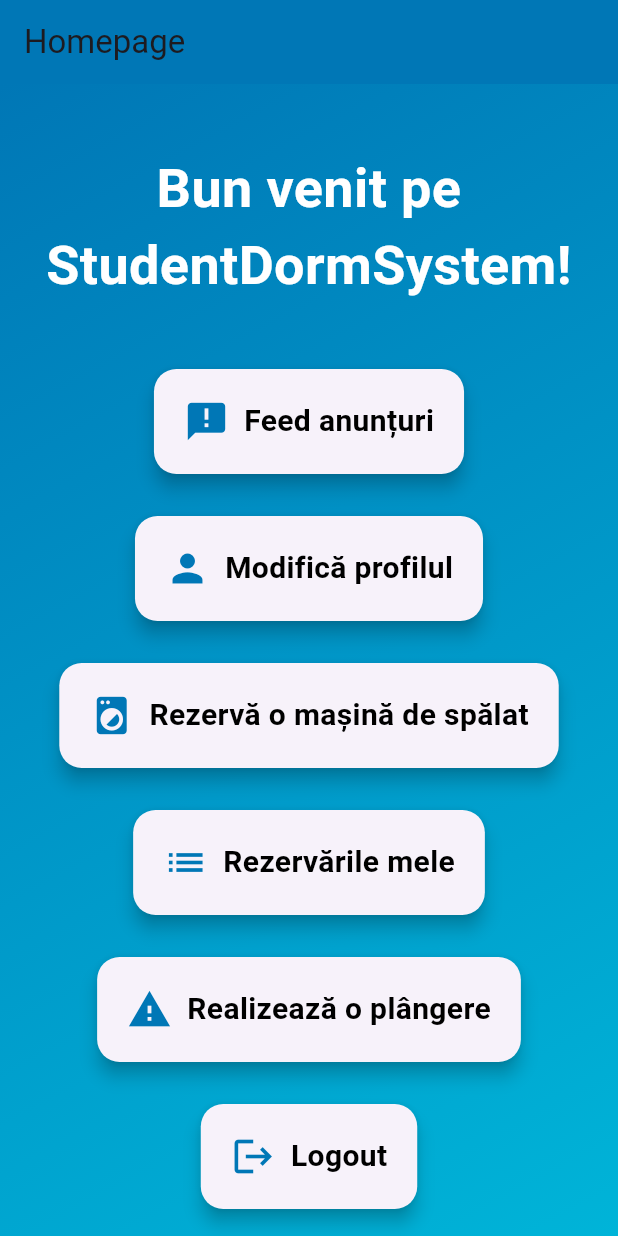
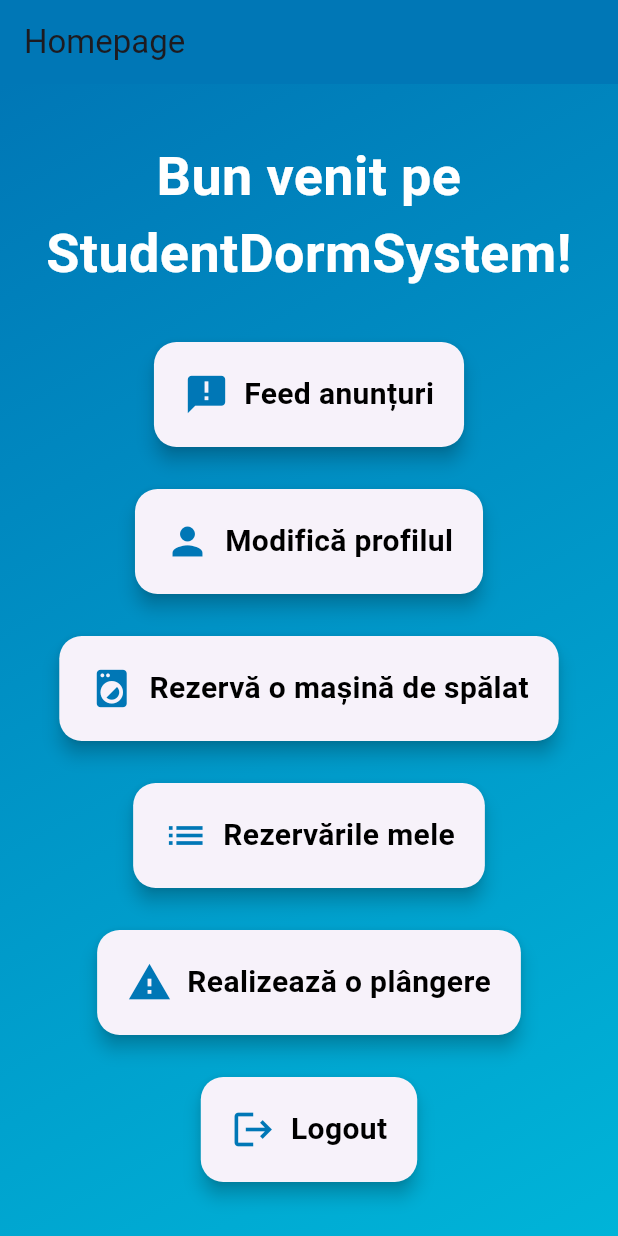
Before and after one commit to adelin232/StudentDormFrontend, a Flutter app: the HomePage screen opened directly, on a phone screen of 412 x 824 dp. Run offline on Flutter 3.47's test engine with Material 3 defaults, Android fonts, the phone set to English and light mode, and no system bars; our stand-ins replace firebase_auth, firebase_core; accounts and stored records are empty; network calls fail.

Commit message:
Do final changes

```diff
--- a/student_dorm_frontend/lib/home_page.dart
+++ b/student_dorm_frontend/lib/home_page.dart
@@ -77,7 +77,7 @@ class _HomePageState extends State<HomePage> {
         ),
         child: SingleChildScrollView(
           child: Padding(
-            padding: const EdgeInsets.only(top: 24.0),
+            padding: const EdgeInsets.only(top: 16.0),
             child: Center(
               child: Padding(
                 padding: const EdgeInsets.all(20.0),
@@ -93,7 +93,7 @@ class _HomePageState extends State<HomePage> {
                       ),
                       textAlign: TextAlign.center,
                     ),
-                    const SizedBox(height: 20),
+                    const SizedBox(height: 10),
                     if (_isAdmin)
                       buildCard(
                         icon: Icons.admin_panel_settings,
```
